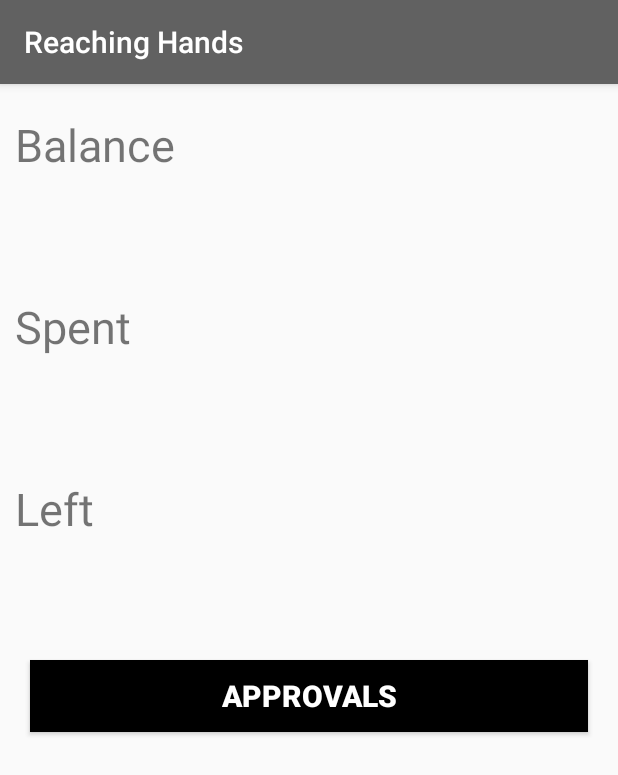
After one commit to Bengaluru17/team-10, an Android app: the Santosh_Admin screen opened directly, with no data from a screen before it, on a phone screen of 412 x 824 dp. The commit adds this screen. Shown: the top 775 px of the screen. Run offline under Robolectric (Android 15) with nearby library versions, the phone set to English and light mode, and no system bars.

Commit message:
Integration Proceeds

```diff
--- a/app/src/main/AndroidManifest.xml
+++ b/app/src/main/AndroidManifest.xml
@@ -2,7 +2,7 @@
 <manifest xmlns:android="http://schemas.android.com/apk/res/android"
     package="com.example.chiku.reachinghands">
 
-    <uses-permission android:name="android.permission.INTERNET"></uses-permission>
+    <uses-permission android:name="android.permission.INTERNET" />
 
     <application
         android:allowBackup="true"
@@ -10,7 +10,7 @@
         android:label="@string/app_name"
         android:supportsRtl="true"
         android:theme="@style/AppTheme">
-        <activity android:name=".MainActivity"></activity>
+        <activity android:name=".MainActivity" />
         <activity android:name=".SplashScreen">
             <intent-filter>
                 <action android:name="android.intent.action.MAIN" />
@@ -18,11 +18,12 @@
                 <category android:name="android.intent.category.LAUNCHER" />
             </intent-filter>
         </activity>
-        <activity android:name=".Inventory"></activity>
+        <activity android:name=".Inventory" />
         <activity android:name=".RequestsForApproval" />
         <activity android:name=".AfterLogin" />
         <activity android:name=".ApprovedReq" />
-        <activity android:name=".PendingApprovals"></activity>
+        <activity android:name=".PendingApprovals" />
+        <activity android:name=".Santosh_Admin"></activity>
     </application>
 
 </manifest>
--- a/app/src/main/java/com/example/chiku/reachinghands/MainActivity.java
+++ b/app/src/main/java/com/example/chiku/reachinghands/MainActivity.java
@@ -30,7 +30,7 @@ public class MainActivity extends AppCompatActivity {
         {
             if(user.equals("Santosh")&&pass.equals("Reaching"))
             {
-                Intent i=new Intent(getApplicationContext(),SantoshHome.class);
+                Intent i=new Intent(getApplicationContext(),Santosh_Admin.class);
                 startActivity(i);
             }
             else
--- a/app/src/main/java/com/example/chiku/reachinghands/SantoshHome.java
+++ /dev/null
@@ -1,2 +0,0 @@
-
-package com.example.chiku.reachinghands;
--- /dev/null
+++ b/app/src/main/java/com/example/chiku/reachinghands/Santosh_Admin.java
@@ -0,0 +1,13 @@
+package com.example.chiku.reachinghands;
+
+import android.support.v7.app.AppCompatActivity;
+import android.os.Bundle;
+
+public class Santosh_Admin extends AppCompatActivity {
+
+    @Override
+    protected void onCreate(Bundle savedInstanceState) {
+        super.onCreate(savedInstanceState);
+        setContentView(R.layout.activity_santosh__admin);
+    }
+}
--- /dev/null
+++ b/app/src/main/res/layout/activity_santosh__admin.xml
@@ -0,0 +1,79 @@
+<?xml version="1.0" encoding="utf-8"?>
+<LinearLayout xmlns:android="http://schemas.android.com/apk/res/android"
+    xmlns:tools="http://schemas.android.com/tools"
+    android:id="@+id/activity_santosh_home"
+    android:orientation="vertical"
+    android:layout_width="match_parent"
+    android:layout_height="match_parent"
+    android:gravity=""
+    tools:context="com.example.chiku.reachinghands.Santosh_Admin">
+
+    <TextView
+        android:text="Balance"
+        android:textSize="30dp"
+        android:layout_marginLeft="10dp"
+        android:layout_marginTop="20dp"
+        android:layout_width="wrap_content"
+        android:layout_height="wrap_content"
+        android:id="@+id/textView" />
+
+    <TextView
+        android:text=""
+        android:layout_marginLeft="10dp"
+        android:textSize="30dp"
+        android:layout_marginTop="20dp"
+        android:layout_width="wrap_content"
+        android:layout_height="wrap_content"
+        android:id="@+id/textViewbal" />
+
+    <TextView
+        android:text="Spent"
+        android:layout_marginLeft="10dp"
+        android:textSize="30dp"
+        android:layout_marginTop="20dp"
+        android:layout_width="wrap_content"
+        android:layout_height="wrap_content"
+        android:id="@+id/textView2" />
+
+    <TextView
+        android:text=""
+        android:layout_marginLeft="10dp"
+        android:textSize="30dp"
+        android:layout_marginTop="20dp"
+        android:layout_width="wrap_content"
+        android:layout_height="wrap_content"
+        android:id="@+id/textViewSpent" />
+
+    <TextView
+        android:text="Left"
+        android:layout_marginLeft="10dp"
+        android:textSize="30dp"
+        android:layout_marginTop="20dp"
+        android:layout_width="wrap_content"
+        android:layout_height="wrap_content"
+        android:id="@+id/textView3" />
+
+    <TextView
+        android:text=""
+        android:layout_marginLeft="10dp"
+        android:textSize="30dp"
+        android:layout_marginTop="20dp"
+        android:layout_width="wrap_content"
+        android:layout_height="wrap_content"
+        android:id="@+id/textViewleft" />
+
+    <Button
+        android:layout_width="match_parent"
+        android:layout_height="wrap_content"
+        android:layout_marginTop="20dp"
+        android:layout_marginLeft="20dp"
+        android:layout_marginRight="20dp"
+        android:background="#000000"
+        android:text="Approvals"
+        android:onClick="approvals_page"
+        android:elevation="8dp"
+        android:textColor="#ffffff"
+        android:textSize="20dp"
+        android:textStyle="bold"
+        />
+</LinearLayout>
```
